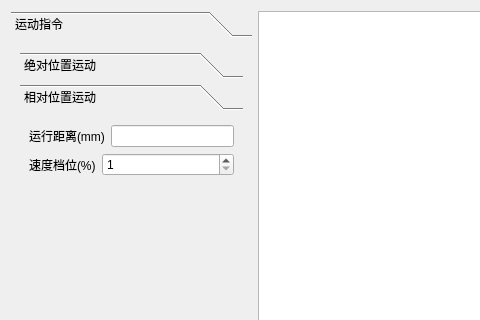
The window that src/form.ui (eeyoo/step-servo-tuner) describes before a commit, drawn with Qt 5; both pictures show x 0 to 480 and y 0 to 320 of the 750 by 550 pixel window.
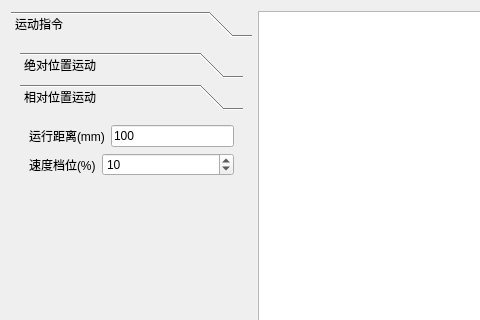
The same window after the commit. The open tabs and pages were chosen to show the change.

Commit message: 开始指令model/view开发

Diff of the .ui file:
```diff
--- a/src/form.ui
+++ b/src/form.ui
@@ -116,7 +116,7 @@
            <rect>
             <x>0</x>
             <y>0</y>
-            <width>259</width>
+            <width>224</width>
             <height>384</height>
            </rect>
           </property>
@@ -134,7 +134,11 @@
               </widget>
              </item>
              <item>
-              <widget class="QLineEdit" name="lineEdit_2"/>
+              <widget class="QLineEdit" name="relMoveDistance">
+               <property name="text">
+                <string>100</string>
+               </property>
+              </widget>
              </item>
             </layout>
            </item>
@@ -158,6 +162,9 @@
                <property name="singleStep">
                 <number>1</number>
                </property>
+               <property name="value">
+                <number>10</number>
+               </property>
               </widget>
              </item>
             </layout>
```
Left out of the diff: 21 changed lines with no effect on the pictures. The commit also changes 2 other files.
